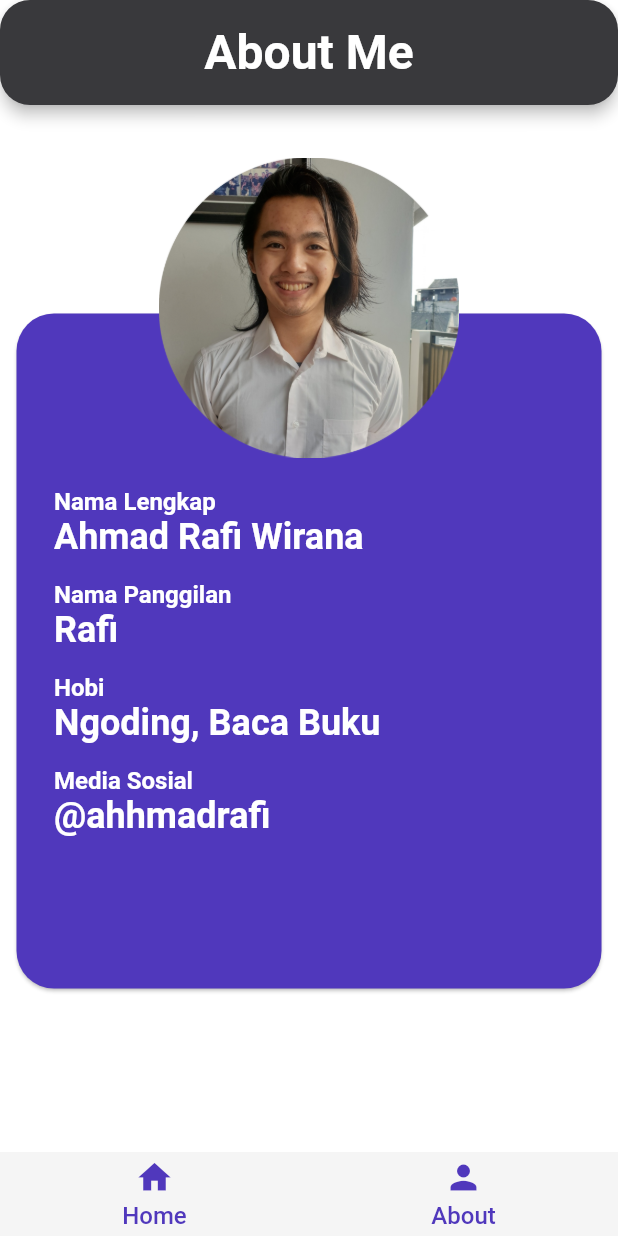
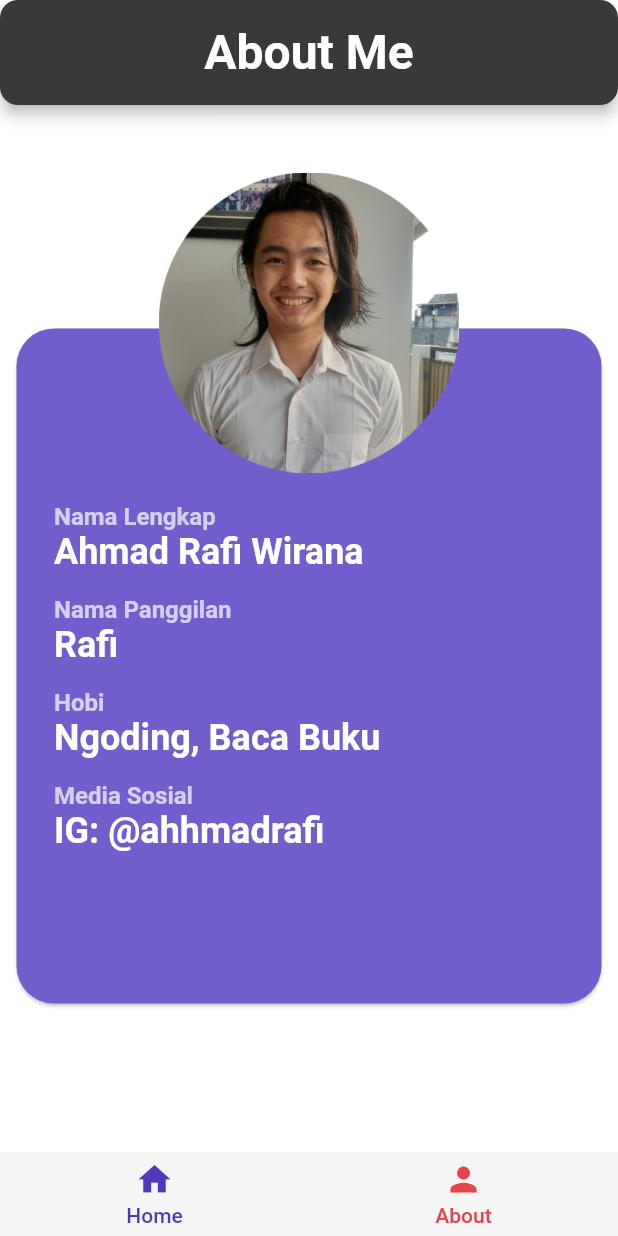
Before and after one commit to ahmadrafidev/simple_todo, a Flutter app: the screen it shows after launch, item 2 of the bottom bar chosen, on a phone screen of 412 x 824 dp. Run offline on Flutter 3.47's test engine with Material 2 defaults, Android fonts, the phone set to English and light mode, and no system bars; drawn by our look-alikes of persistent_bottom_nav_bar; our stand-ins replace google_fonts; missing offline and left inert: flutter_polygon.

Commit message:
finishing about page

```diff
--- a/lib/components/profile.dart
+++ b/lib/components/profile.dart
@@ -1,4 +1,3 @@
-import 'package:flutter/cupertino.dart';
 import 'package:flutter/material.dart';
 import 'package:flutter_polygon/flutter_polygon.dart';
 
@@ -12,10 +11,11 @@ class CustomAvatar extends StatelessWidget {
       width: 200,
       child: ClipPolygon(
         sides: 6,
-        borderRadius: 10,
+        borderRadius: 12,
         rotate: 90,
         boxShadows: [
-          PolygonBoxShadow(color: Colors.black, elevation: 7)
+          PolygonBoxShadow(color: Colors.black, elevation: 7),
+          PolygonBoxShadow(color: Colors.deepPurpleAccent, elevation: 8)
         ],
         child: Image.asset(
             'assets/images/fotoweb.png',
--- a/lib/components/profile_card.dart
+++ b/lib/components/profile_card.dart
@@ -17,7 +17,7 @@ class CustomCard extends StatelessWidget {
               shape: RoundedRectangleBorder(
                 borderRadius: BorderRadius.circular(25)
               ),
-              color: const Color.fromRGBO(80, 56, 188, 1),
+              color: const Color.fromRGBO(113, 93, 204, 1),
               child: Container(
                 width: double.infinity,
                 height: 450.0,
@@ -33,7 +33,7 @@ class CustomCard extends StatelessWidget {
                        style: GoogleFonts.mavenPro(
                          fontWeight: FontWeight.bold,
                          fontSize: 16,
-                         color: Colors.white,
+                         color: Colors.white70,
                        ),
                      ),
                       Text(
@@ -50,7 +50,7 @@ class CustomCard extends StatelessWidget {
                         style: GoogleFonts.mavenPro(
                           fontWeight: FontWeight.bold,
                           fontSize: 16,
-                          color: Colors.white,
+                          color: Colors.white70,
                         ),
                       ),
                       Text(
@@ -67,7 +67,7 @@ class CustomCard extends StatelessWidget {
                         style: GoogleFonts.mavenPro(
                           fontWeight: FontWeight.bold,
                           fontSize: 16,
-                          color: Colors.white,
+                          color: Colors.white70,
                         ),
                       ),
                       Text(
@@ -84,11 +84,11 @@ class CustomCard extends StatelessWidget {
                         style: GoogleFonts.mavenPro(
                           fontWeight: FontWeight.bold,
                           fontSize: 16,
-                          color: Colors.white,
+                          color: Colors.white70,
                         ),
                       ),
                       Text(
-                        "@ahhmadrafi",
+                        "IG: @ahhmadrafi",
                         style: GoogleFonts.mavenPro(
                           fontWeight: FontWeight.bold,
                           fontSize: 24,
--- a/lib/screens/about_page.dart
+++ b/lib/screens/about_page.dart
@@ -1,7 +1,8 @@
 import 'package:flutter/material.dart';
+
+
 import 'package:google_fonts/google_fonts.dart';
 import 'package:simple_todo/components/profile_card.dart';
-import 'package:simple_todo/components/profile.dart';
 
 class AboutPage extends StatelessWidget {
   static const routeName = '/about_page';
@@ -21,7 +22,7 @@ class AboutPage extends StatelessWidget {
         backgroundColor: const Color.fromRGBO(57, 57, 60, 1),
         toolbarHeight: 70.0,
         shape: ShapeBorder.lerp(
-            RoundedRectangleBorder(borderRadius: BorderRadius.circular(20.0)), null, 0),
+            RoundedRectangleBorder(borderRadius: BorderRadius.circular(12.0)), null, 0),
       ),
       backgroundColor: Colors.white,
       body: Column(
@@ -30,6 +31,7 @@ class AboutPage extends StatelessWidget {
           Center(
             child: Column(
               children: <Widget>[
+                SizedBox(height: 20,),
                 CustomCard(),
               ],
             ),
--- a/lib/screens/home_page.dart
+++ b/lib/screens/home_page.dart
@@ -6,8 +6,10 @@ class HomePage extends StatelessWidget {
 
   @override
   Widget build(BuildContext context) {
-    return Container(
-      child: Text('Test'),
+    return SafeArea(
+      child: Container(
+        child: Text('Test'),
+      ),
     );
   }
 }
--- a/lib/screens/tabs_screen.dart
+++ b/lib/screens/tabs_screen.dart
@@ -26,17 +26,17 @@ class _TabsScreenState extends State<TabsScreen> {
       PersistentBottomNavBarItem(
           icon: const Icon(Icons.home),
           title: ("Home"),
-          activeColorPrimary: const Color.fromRGBO(80, 56, 188, 1),
+          activeColorPrimary: const Color.fromRGBO(230, 67, 75, 1),
           inactiveColorPrimary: const Color.fromRGBO(80, 56, 188, 1),
           textStyle:
-          const TextStyle(fontSize: 16, fontWeight: FontWeight.w500)),
+          const TextStyle(fontSize: 14, fontWeight: FontWeight.w500)),
       PersistentBottomNavBarItem(
           icon: const Icon(Icons.person),
           title: ("About"),
-          activeColorPrimary: const Color.fromRGBO(80, 56, 188, 1),
+          activeColorPrimary: const Color.fromRGBO(230, 67, 75, 1),
           inactiveColorPrimary: const Color.fromRGBO(80, 56, 188, 1),
           textStyle:
-          const TextStyle(fontSize: 16, fontWeight: FontWeight.w500))
+          const TextStyle(fontSize: 14, fontWeight: FontWeight.w500))
     ];
   }
 
```
